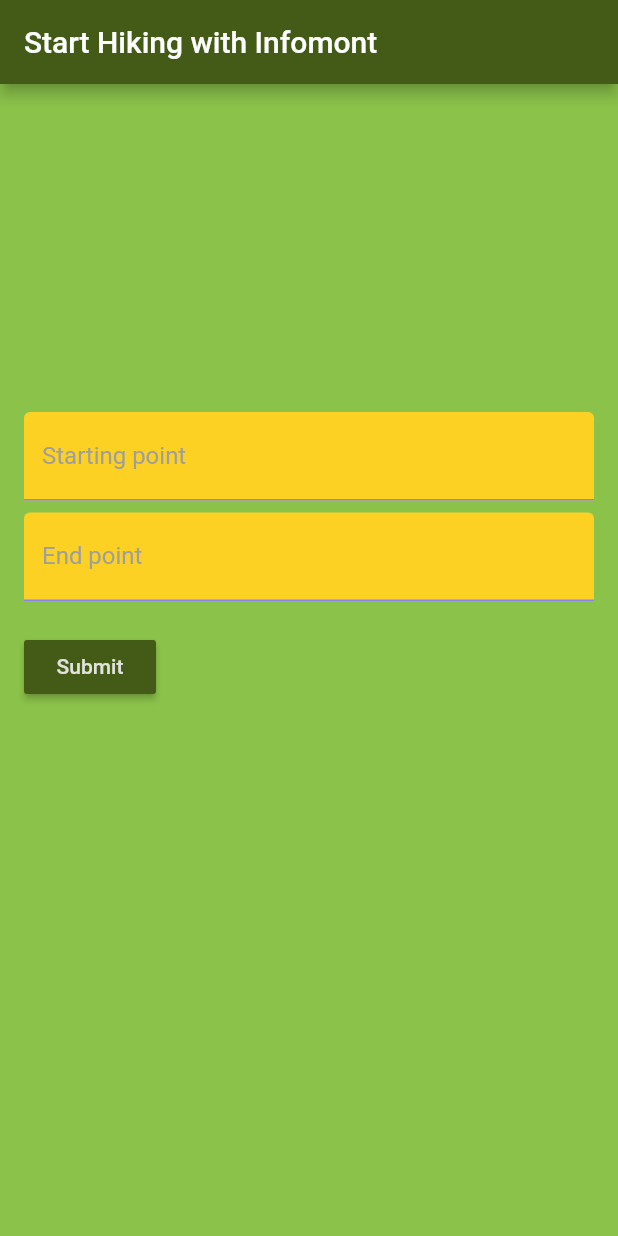
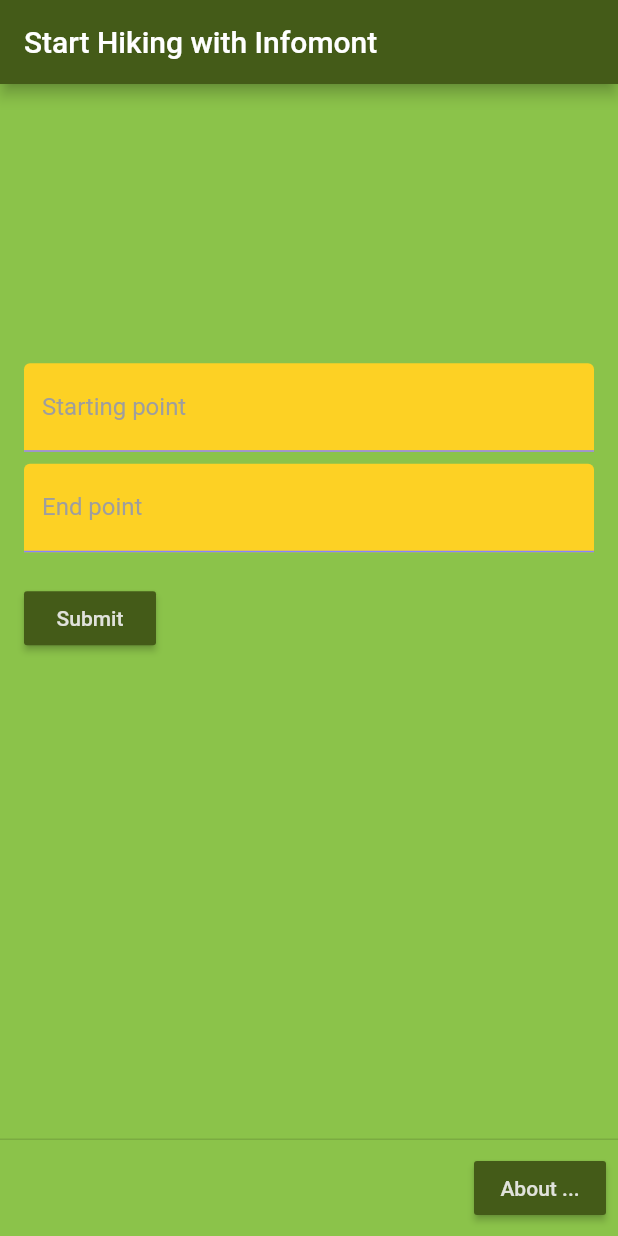
Before and after one commit to Infomont/infomont-base, a Flutter app: the screen it shows after launch, on a phone screen of 412 x 824 dp. Run offline on Flutter 3.47's test engine with Material 2 defaults, Android fonts, the phone set to English and light mode, and no system bars; our stand-ins replace flutter_typeahead, package_info, sqflite; accounts and stored records are empty.

Commit message:
Add AboutDialog

```diff
--- a/client-app/infomont/lib/pages/result_page.dart
+++ b/client-app/infomont/lib/pages/result_page.dart
@@ -2,6 +2,7 @@ import 'package:app/db/hike_option_provider.dart';
 import 'package:app/entities/hike_option.dart';
 import 'package:app/entities/hike_option_search_parameters.dart';
 import 'package:app/widgets/hike_option_widget.dart';
+import 'package:app/widgets/show_about_dialog_button_widget.dart';
 import 'package:flutter/material.dart';
 
 class ResultPage extends StatefulWidget {
@@ -96,6 +97,9 @@ class _ResultPageState extends State<ResultPage> {
               ],
             ),
           )),
+      persistentFooterButtons: <Widget>[
+        ShowAboutDialogButton()
+      ],
     );
   }
 }
--- a/client-app/infomont/lib/pages/start_page.dart
+++ b/client-app/infomont/lib/pages/start_page.dart
@@ -1,5 +1,6 @@
 import 'package:flutter/material.dart';
 
+import 'package:app/widgets/show_about_dialog_button_widget.dart';
 import '../db/hike_option_db_provider.dart';
 import '../entities/hike_option_search_parameters.dart';
 import '../point_typeahead_builder.dart';
@@ -33,19 +34,6 @@ class _StartPageState extends State<StartPage> {
   String _endPointName = '';
   int _startingPointId = -1;
   int _endPointId = -1;
-
-  /*
-  void _incrementCounter() {
-    setState(() {
-      // This call to setState tells the Flutter framework that something has
-      // changed in this State, which causes it to rerun the build method below
-      // so that the display can reflect the updated values. If we changed
-      // _counter without calling setState(), then the build method would not be
-      // called again, and so nothing would appear to happen.
-      _counter++;
-    });
-  }
-   */
 
   @override
   Widget build(BuildContext context) {
@@ -145,6 +133,9 @@ class _StartPageState extends State<StartPage> {
           ],
         ),
       ),
+      persistentFooterButtons: <Widget>[
+        ShowAboutDialogButton()
+      ],
     );
   }
 }
--- a/client-app/infomont/pubspec.yaml
+++ b/client-app/infomont/pubspec.yaml
@@ -27,6 +27,7 @@ dependencies:
   sqflite: ^1.3.0+2
   path: ^1.6.4
   flutter_typeahead: ^1.8.1
+  package_info: '>=0.4.1 <2.0.0'
 
 dev_dependencies:
   flutter_test:
```
Also changed, not shown: client-app/infomont/lib/widgets/show_about_dialog_button_widget.dart (added, +34 -0 lines), client-app/infomont/pubspec.lock.
